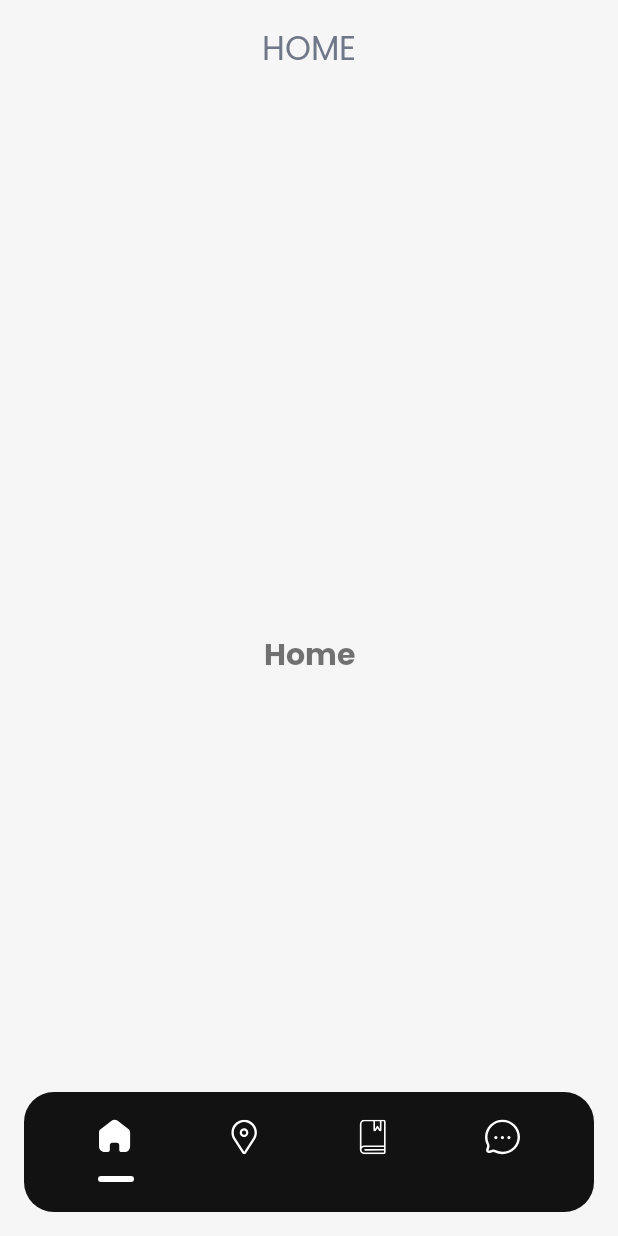
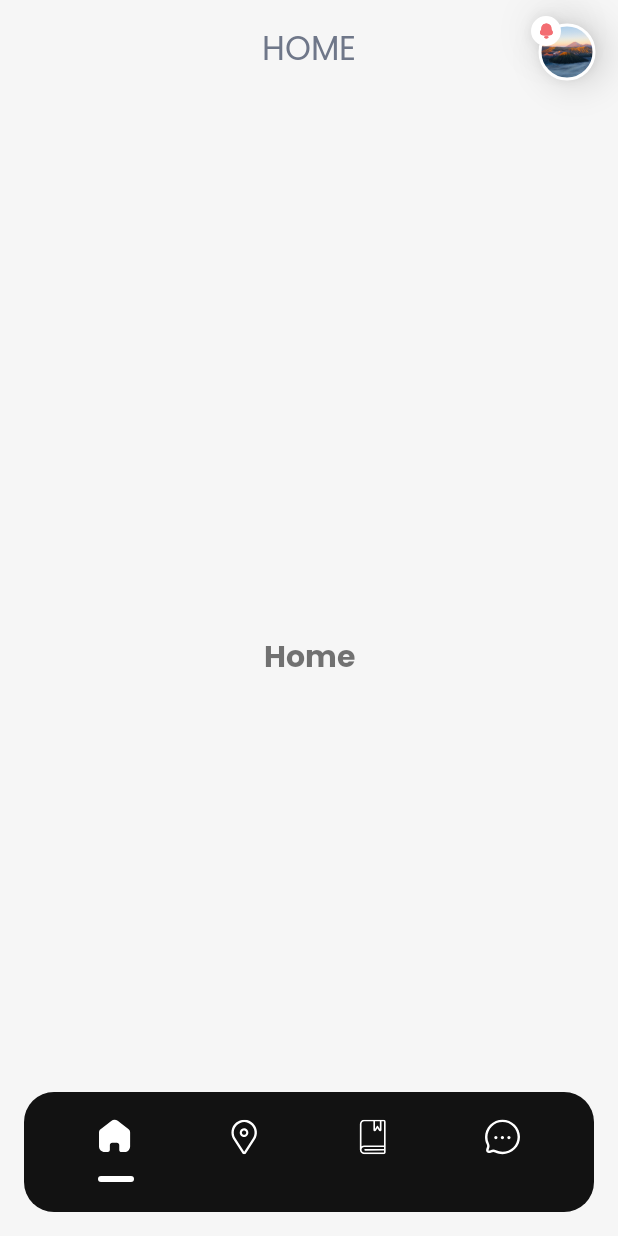
Before and after one commit to NguyenLuongMyHa/PetAdoption, an Android app: the screen it shows after launch (HomeActivity), on a phone screen of 412 x 824 dp. Run offline under Robolectric (Android 15) with nearby library versions, the phone set to English and light mode, and no system bars; our stand-ins replace Dagger/Hilt's generated code, Timber, data binding.

Commit message:
init home avt circular shortcut

```diff
--- /dev/null
+++ b/app/src/main/res/drawable/bg_shadow.xml
@@ -0,0 +1,8 @@
+<?xml version="1.0" encoding="utf-8"?>
+<layer-list xmlns:android="http://schemas.android.com/apk/res/android">
+    <item>
+        <shape android:shape="oval">
+            <solid android:color="@android:color/white"/>
+        </shape>
+    </item>
+</layer-list>
--- /dev/null
+++ b/app/src/main/res/drawable/ic_notification_fill_red.xml
@@ -0,0 +1,12 @@
+<vector xmlns:android="http://schemas.android.com/apk/res/android"
+    android:width="24dp"
+    android:height="24dp"
+    android:viewportWidth="24"
+    android:viewportHeight="24">
+  <path
+      android:pathData="M10.4632,19.2279C10.9631,19.1222 14.0093,19.1222 14.5092,19.2279C14.9366,19.3266 15.3987,19.5573 15.3987,20.0608C15.3738,20.5402 15.0926,20.9653 14.704,21.2352C14.2001,21.628 13.6088,21.8767 12.9906,21.9664C12.6487,22.0107 12.3128,22.0117 11.9828,21.9664C11.3636,21.8767 10.7723,21.628 10.2694,21.2342C9.8798,20.9653 9.5985,20.5402 9.5737,20.0608C9.5737,19.5573 10.0358,19.3266 10.4632,19.2279ZM12.5452,2C14.6254,2 16.7502,2.987 18.0125,4.6247C18.8314,5.6792 19.2071,6.7327 19.2071,8.3703V8.7963C19.2071,10.0523 19.539,10.7925 20.2695,11.6456C20.8231,12.2741 21,13.0808 21,13.956C21,14.8302 20.7128,15.6601 20.1373,16.3339C19.384,17.1417 18.3215,17.6573 17.2372,17.747C15.6659,17.8809 14.0937,17.9937 12.5005,17.9937C10.9063,17.9937 9.335,17.9263 7.7638,17.747C6.6785,17.6573 5.616,17.1417 4.8637,16.3339C4.2882,15.6601 4,14.8302 4,13.956C4,13.0808 4.1779,12.2741 4.7305,11.6456C5.4838,10.7925 5.7939,10.0523 5.7939,8.7963V8.3703C5.7939,6.6883 6.2133,5.5885 7.077,4.5119C8.3611,2.9417 10.4194,2 12.4558,2H12.5452Z"
+      android:fillColor="#F36D72"/>
+  <path
+      android:pathData="M10.4632,19.2279C10.9631,19.1222 14.0093,19.1222 14.5092,19.2279C14.9366,19.3266 15.3987,19.5573 15.3987,20.0608C15.3738,20.5402 15.0926,20.9653 14.704,21.2352C14.2001,21.628 13.6088,21.8767 12.9906,21.9664C12.6487,22.0107 12.3128,22.0117 11.9828,21.9664C11.3636,21.8767 10.7723,21.628 10.2694,21.2342C9.8798,20.9653 9.5985,20.5402 9.5737,20.0608C9.5737,19.5573 10.0358,19.3266 10.4632,19.2279ZM12.5452,2C14.6254,2 16.7502,2.987 18.0125,4.6247C18.8314,5.6792 19.2071,6.7327 19.2071,8.3703V8.7963C19.2071,10.0523 19.539,10.7925 20.2695,11.6456C20.8231,12.2741 21,13.0808 21,13.956C21,14.8302 20.7128,15.6601 20.1373,16.3339C19.384,17.1417 18.3215,17.6573 17.2372,17.747C15.6659,17.8809 14.0937,17.9937 12.5005,17.9937C10.9063,17.9937 9.335,17.9263 7.7638,17.747C6.6785,17.6573 5.616,17.1417 4.8637,16.3339C4.2882,15.6601 4,14.8302 4,13.956C4,13.0808 4.1779,12.2741 4.7305,11.6456C5.4838,10.7925 5.7939,10.0523 5.7939,8.7963V8.3703C5.7939,6.6883 6.2133,5.5885 7.077,4.5119C8.3611,2.9417 10.4194,2 12.4558,2H12.5452Z"
+      android:fillColor="#F36D72"/>
+</vector>
--- a/app/src/main/res/layout/activity_home.xml
+++ b/app/src/main/res/layout/activity_home.xml
@@ -21,13 +21,44 @@
             app:layout_constraintStart_toStartOf="parent"
             app:layout_constraintTop_toTopOf="parent"
             android:text="@string/home" />
-
         <androidx.viewpager2.widget.ViewPager2
             android:id="@+id/viewPagerHome"
             android:layout_width="match_parent"
             android:layout_height="0dp"
-            app:layout_constraintTop_toBottomOf="@id/tvTitle"
+            app:layout_constraintTop_toBottomOf="@id/ivAvatar"
             app:layout_constraintBottom_toBottomOf="parent"/>
+
+        <com.google.android.material.imageview.ShapeableImageView
+            android:id="@+id/ivAvatar"
+            android:layout_width="@dimen/value_40"
+            android:layout_height="@dimen/value_40"
+            android:scaleType="fitCenter"
+            android:padding="@dimen/value_2"
+            android:layout_margin="@dimen/value_14"
+            android:elevation="@dimen/value_16"
+            app:strokeColor="@color/white"
+            app:strokeWidth="@dimen/value_2"
+            app:layout_constraintEnd_toEndOf="parent"
+            app:layout_constraintTop_toTopOf="@id/tvTitle"
+            app:layout_constraintBottom_toBottomOf="@id/tvTitle"
+            app:shapeAppearanceOverlay="@style/ShapeAppearanceOverlay.Circle"
+            app:srcCompat="@drawable/img_place_holder"
+            />
+
+        <com.google.android.material.imageview.ShapeableImageView
+            android:id="@+id/ivNotificationBell2"
+            android:layout_width="@dimen/value_20"
+            android:layout_height="@dimen/value_20"
+            app:contentPadding="@dimen/value_4"
+            android:elevation="@dimen/value_16"
+            android:scaleType="centerInside"
+            android:background="@color/white"
+            android:layout_marginStart="-4dp"
+            android:layout_marginTop="-4dp"
+            app:shapeAppearanceOverlay="@style/ShapeAppearanceOverlay.Circle"
+            app:srcCompat="@drawable/ic_notification_fill_red"
+            app:layout_constraintTop_toTopOf="@id/ivAvatar"
+            app:layout_constraintStart_toStartOf="@id/ivAvatar"/>
 
         <com.myha.petadoption.ui.customView.HomeBottomNavView
             android:id="@+id/home_bottom_nav"
--- a/app/src/main/res/values/dimens.xml
+++ b/app/src/main/res/values/dimens.xml
@@ -122,6 +122,7 @@
     <dimen name="value_118">118dp</dimen>
     <dimen name="value_119">119dp</dimen>
     <dimen name="value_120">120dp</dimen>
+    <dimen name="value_200">200dp</dimen>
 
     <dimen name="text_12">12sp</dimen>
     <dimen name="text_14">14sp</dimen>
--- a/app/src/main/res/values/strings.xml
+++ b/app/src/main/res/values/strings.xml
@@ -1,6 +1,7 @@
 <resources>
     <string name="app_name">VN Pet Adoption</string>
     <string name="follow">Follow</string>
+    <string name="notification">Notification</string>
     <string name="home">Home</string>
     <string name="location">Location</string>
     <string name="explore">Explore</string>
```
Also changed, not shown: 1 other file.
